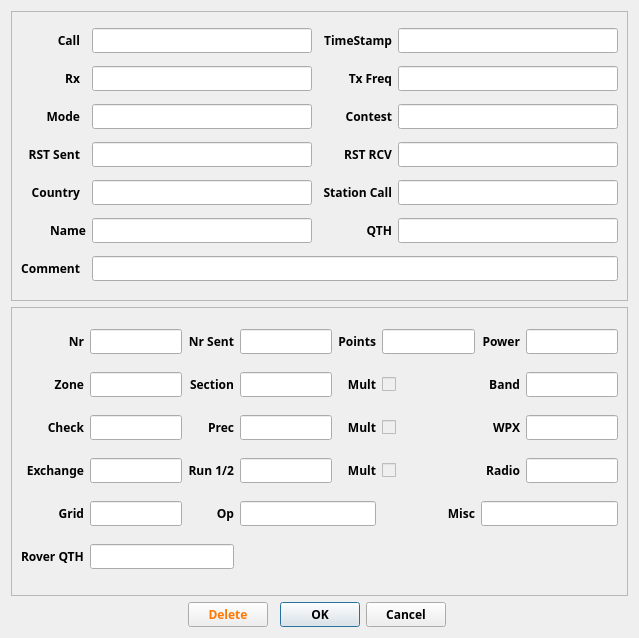
First picture: the form in not1mm/data/editcontact.ui, repository mbridak/not1mm, before the edit.
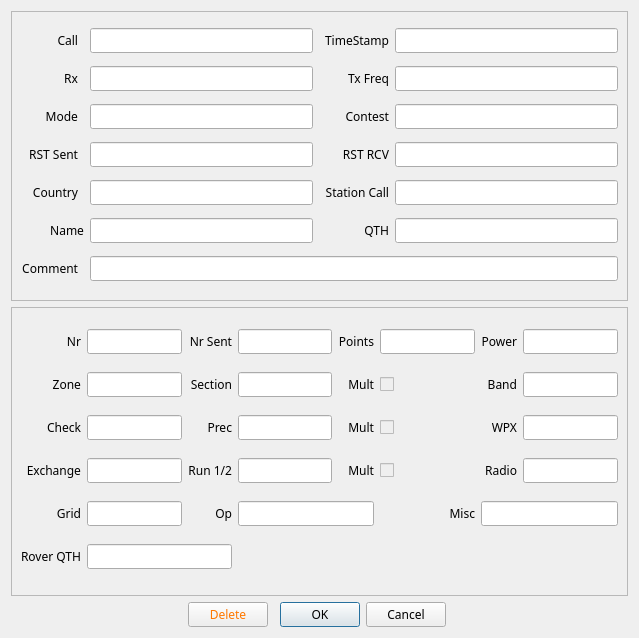
Second picture: the form after the edit.

Commit message: @mbridak Fix: light mode band indicators. Refactor font weight.

Patch:
```diff
--- a/not1mm/data/editcontact.ui
+++ b/not1mm/data/editcontact.ui
@@ -13,7 +13,7 @@
   <property name="font">
    <font>
     <family>JetBrains Mono</family>
-    <weight>100</weight>
+    
    </font>
   </property>
   <property name="windowTitle">
@@ -744,7 +744,7 @@
          <property name="font">
           <font>
            <family>JetBrains Mono</family>
-           <weight>100</weight>
+           
           </font>
          </property>
          <property name="accessibleName">
@@ -775,7 +775,7 @@
          <property name="font">
           <font>
            <family>JetBrains Mono</family>
-           <weight>100</weight>
+           
           </font>
          </property>
          <property name="accessibleName">
```
The commit also changes 12 other files.
